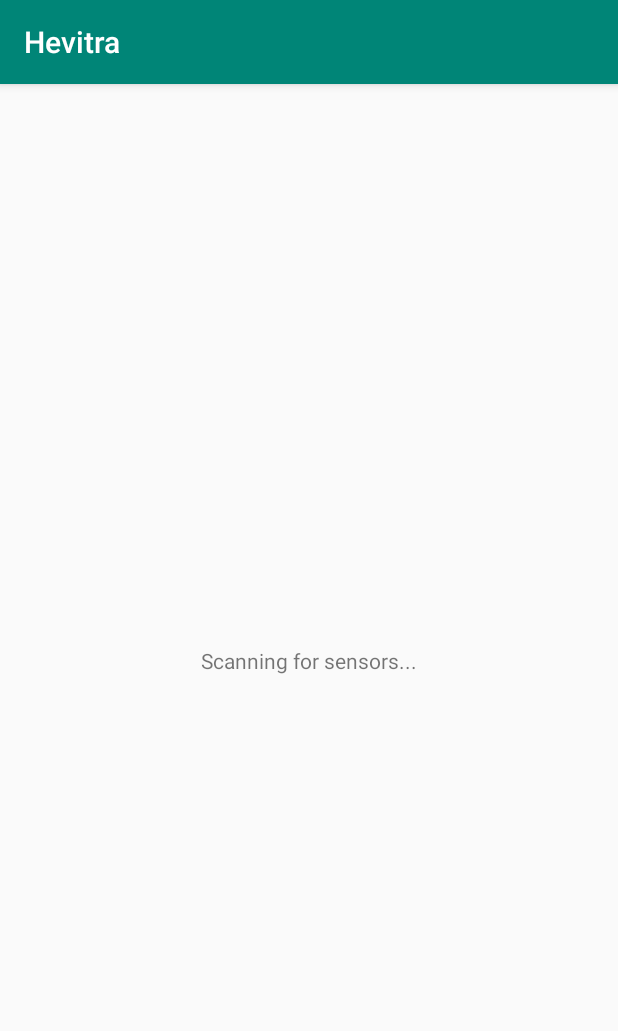
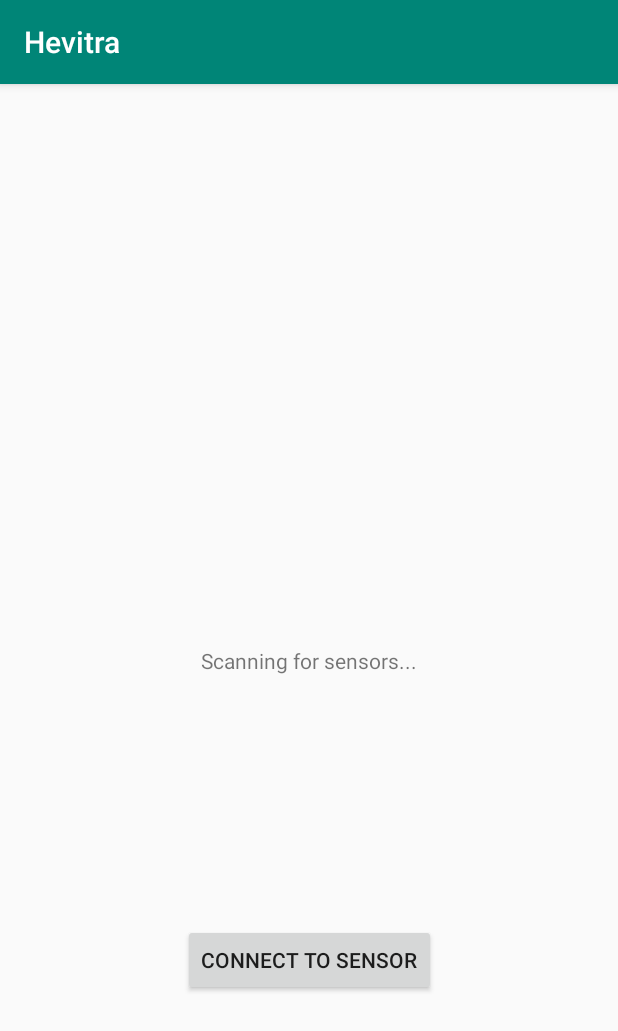
Before and after one commit to georgeshachem/hevitra, an Android app: the screen it shows after launch (MainActivity), on a phone screen of 412 x 824 dp. Shown: the top 1031 px of the screen. Run offline under Robolectric (Android 15) with nearby library versions, the phone set to English and light mode, and no system bars.

Commit message:
added button to connect to sensor wifi

```diff
--- a/Android/app/src/main/res/layout/activity_main.xml
+++ b/Android/app/src/main/res/layout/activity_main.xml
@@ -16,4 +16,15 @@
         app:layout_constraintRight_toRightOf="parent"
         app:layout_constraintTop_toTopOf="parent" />
 
+    <Button
+        android:id="@+id/btn_connect"
+        android:layout_width="wrap_content"
+        android:layout_height="wrap_content"
+        android:text="Connect to sensor"
+        app:layout_constraintBottom_toBottomOf="parent"
+        app:layout_constraintEnd_toEndOf="parent"
+        app:layout_constraintStart_toStartOf="parent"
+        app:layout_constraintTop_toBottomOf="@+id/sensor_status_text"
+        app:layout_constraintVertical_bias="0.509" />
+
 </androidx.constraintlayout.widget.ConstraintLayout>
```
Also changed, not shown: Android/app/src/main/java/com/georgeshachem/hevitra/MainActivity.kt (+21 -4 lines).
